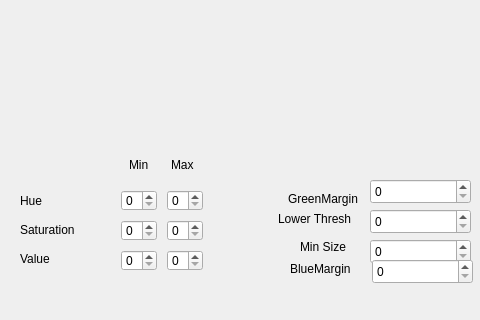
The window that app/mainwindow.ui (BeerPong-Sentinel/vision-system) describes before a commit, drawn with Qt 5; both pictures show x 0 to 480 and y 280 to 600 of the 800 by 600 pixel window.
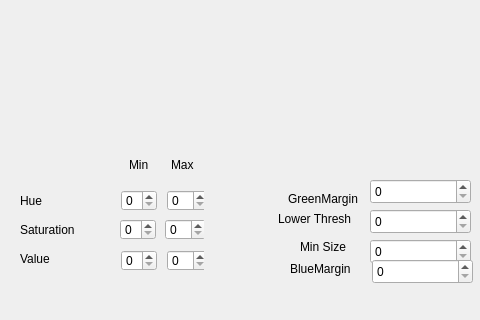
The same window after the commit.

Commit message: Added Default Value Initialization for the UI

Diff of the .ui file:
```diff
--- a/app/mainwindow.ui
+++ b/app/mainwindow.ui
@@ -90,9 +90,9 @@
     <widget class="QSpinBox" name="saturationMax">
      <property name="geometry">
       <rect>
-       <x>47</x>
-       <y>1</y>
-       <width>36</width>
+       <x>45</x>
+       <y>0</y>
+       <width>41</width>
        <height>21</height>
       </rect>
      </property>
@@ -103,8 +103,8 @@
     <widget class="QSpinBox" name="saturationMin">
      <property name="geometry">
       <rect>
-       <x>1</x>
-       <y>1</y>
+       <x>0</x>
+       <y>0</y>
        <width>36</width>
        <height>21</height>
       </rect>
@@ -128,7 +128,7 @@
       <rect>
        <x>47</x>
        <y>1</y>
-       <width>36</width>
+       <width>41</width>
        <height>21</height>
       </rect>
      </property>
@@ -223,7 +223,7 @@
       <rect>
        <x>47</x>
        <y>1</y>
-       <width>36</width>
+       <width>41</width>
        <height>21</height>
       </rect>
      </property>
```
The commit also changes 1 other file.
